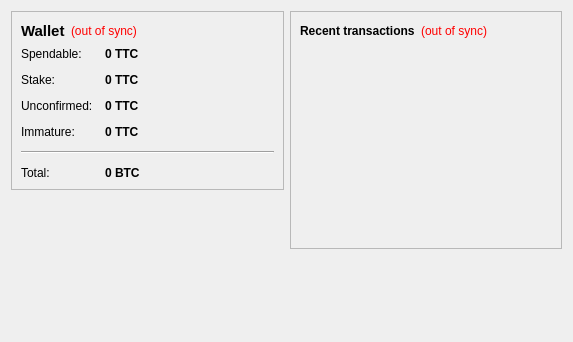
piblockchains/tatoocoin, file src/qt/forms/overviewpage.ui: the form before one commit.
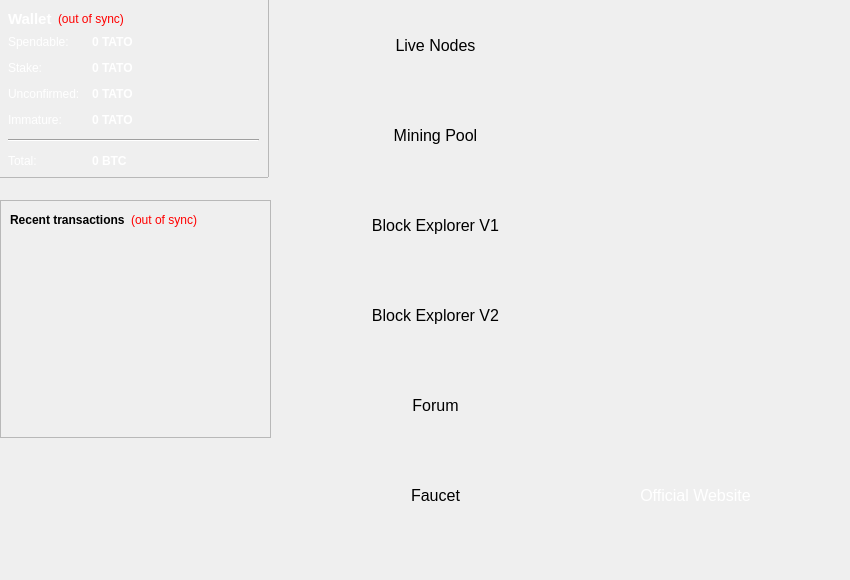
The form after the commit.

The edit to the form file:
```diff
--- a/src/qt/forms/overviewpage.ui
+++ b/src/qt/forms/overviewpage.ui
@@ -6,15 +6,53 @@
    <rect>
     <x>0</x>
     <y>0</y>
-    <width>573</width>
-    <height>342</height>
+    <width>850</width>
+    <height>580</height>
    </rect>
   </property>
+  <property name="sizePolicy">
+   <sizepolicy hsizetype="Preferred" vsizetype="Preferred">
+    <horstretch>9</horstretch>
+    <verstretch>0</verstretch>
+   </sizepolicy>
+  </property>
+  <property name="maximumSize">
+   <size>
+    <width>850</width>
+    <height>580</height>
+   </size>
+  </property>
   <property name="windowTitle">
    <string>Form</string>
   </property>
-  <layout class="QHBoxLayout" name="horizontalLayout" stretch="1,1">
-   <item>
+  <widget class="QLabel" name="wall_label">
+   <property name="geometry">
+    <rect>
+     <x>-5</x>
+     <y>-6</y>
+     <width>852</width>
+     <height>580</height>
+    </rect>
+   </property>
+   <property name="maximumSize">
+    <size>
+     <width>852</width>
+     <height>580</height>
+    </size>
+   </property>
+   <property name="text">
+    <string/>
+   </property>
+  </widget>
+  <widget class="QWidget" name="layoutWidget">
+   <property name="geometry">
+    <rect>
+     <x>-2</x>
+     <y>-1</y>
+     <width>271</width>
+     <height>201</height>
+    </rect>
+   </property>
     <layout class="QVBoxLayout" name="verticalLayout_2">
      <item>
       <widget class="QFrame" name="frame">
@@ -36,6 +74,9 @@
               <bold>true</bold>
              </font>
             </property>
+           <property name="styleSheet">
+            <string notr="true">color: rgb(255, 255, 255);</string>
+           </property>
             <property name="text">
              <string>Wallet</string>
             </property>
@@ -85,6 +126,9 @@
           </property>
           <item row="0" column="0">
            <widget class="QLabel" name="label">
+           <property name="styleSheet">
+            <string notr="true">color: rgb(255, 255, 255);</string>
+           </property>
             <property name="text">
              <string>Spendable:</string>
             </property>
@@ -104,8 +148,11 @@
             <property name="toolTip">
              <string>Your current spendable balance</string>
             </property>
+           <property name="styleSheet">
+            <string notr="true">color: rgb(255, 255, 255);</string>
+           </property>
             <property name="text">
-             <string notr="true">0 TTC</string>
+            <string notr="true">0 TATO</string>
             </property>
             <property name="textInteractionFlags">
              <set>Qt::LinksAccessibleByMouse|Qt::TextSelectableByKeyboard|Qt::TextSelectableByMouse</set>
@@ -114,6 +161,9 @@
           </item>
           <item row="1" column="0">
            <widget class="QLabel" name="label_6">
+           <property name="styleSheet">
+            <string notr="true">color: rgb(255, 255, 255);</string>
+           </property>
             <property name="text">
              <string>Stake:</string>
             </property>
@@ -133,8 +183,11 @@
             <property name="toolTip">
              <string>Total of coins that was staked, and do not yet count toward the current balance</string>
             </property>
+           <property name="styleSheet">
+            <string notr="true">color: rgb(255, 255, 255);</string>
+           </property>
             <property name="text">
-             <string notr="true">0 TTC</string>
+            <string notr="true">0 TATO</string>
             </property>
             <property name="textInteractionFlags">
              <set>Qt::LinksAccessibleByMouse|Qt::TextSelectableByKeyboard|Qt::TextSelectableByMouse</set>
@@ -143,6 +196,9 @@
           </item>
           <item row="2" column="0">
            <widget class="QLabel" name="label_3">
+           <property name="styleSheet">
+            <string notr="true">color: rgb(255, 255, 255);</string>
+           </property>
             <property name="text">
              <string>Unconfirmed:</string>
             </property>
@@ -162,8 +218,11 @@
             <property name="toolTip">
              <string>Total of transactions that have yet to be confirmed, and do not yet count toward the current balance</string>
             </property>
+           <property name="styleSheet">
+            <string notr="true">color: rgb(255, 255, 255);</string>
+           </property>
             <property name="text">
-             <string notr="true">0 TTC</string>
+            <string notr="true">0 TATO</string>
             </property>
             <property name="textInteractionFlags">
              <set>Qt::LinksAccessibleByMouse|Qt::TextSelectableByKeyboard|Qt::TextSelectableByMouse</set>
@@ -172,6 +231,9 @@
           </item>
           <item row="3" column="0">
            <widget class="QLabel" name="labelImmatureText">
+           <property name="styleSheet">
+            <string notr="true">color: rgb(255, 255, 255);</string>
+           </property>
             <property name="text">
              <string>Immature:</string>
             </property>
@@ -188,8 +250,11 @@
             <property name="toolTip">
              <string>Mined balance that has not yet matured</string>
             </property>
+           <property name="styleSheet">
+            <string notr="true">color: rgb(255, 255, 255);</string>
+           </property>
             <property name="text">
-             <string notr="true">0 TTC</string>
+            <string notr="true">0 TATO</string>
             </property>
             <property name="textInteractionFlags">
              <set>Qt::LinksAccessibleByMouse|Qt::TextSelectableByKeyboard|Qt::TextSelectableByMouse</set>
@@ -205,6 +270,9 @@
           </item>
           <item row="5" column="0">
            <widget class="QLabel" name="labelTotalText">
+           <property name="styleSheet">
+            <string notr="true">color: rgb(255, 255, 255);</string>
+           </property>
             <property name="text">
              <string>Total:</string>
             </property>
@@ -224,6 +292,9 @@
             <property name="toolTip">
              <string>Your current total balance</string>
             </property>
+           <property name="styleSheet">
+            <string notr="true">color: rgb(255, 255, 255);</string>
+           </property>
             <property name="text">
              <string notr="true">0 BTC</string>
             </property>
@@ -251,8 +322,16 @@
       </spacer>
      </item>
     </layout>
-   </item>
-   <item>
+  </widget>
+  <widget class="QWidget" name="layoutWidget">
+   <property name="geometry">
+    <rect>
+     <x>0</x>
+     <y>200</y>
+     <width>271</width>
+     <height>341</height>
+    </rect>
+   </property>
     <layout class="QVBoxLayout" name="verticalLayout_3">
      <item>
       <widget class="QFrame" name="frame_2">
@@ -339,8 +418,179 @@
       </spacer>
      </item>
     </layout>
-   </item>
-  </layout>
+  </widget>
+  <widget class="QPushButton" name="lv_nodes">
+   <property name="geometry">
+    <rect>
+     <x>350</x>
+     <y>10</y>
+     <width>171</width>
+     <height>71</height>
+    </rect>
+   </property>
+   <property name="font">
+    <font>
+     <pointsize>12</pointsize>
+     <underline>false</underline>
+    </font>
+   </property>
+   <property name="cursor">
+    <cursorShape>PointingHandCursor</cursorShape>
+   </property>
+   <property name="text">
+    <string>Live Nodes</string>
+   </property>
+   <property name="flat">
+    <bool>true</bool>
+   </property>
+  </widget>
+  <widget class="QPushButton" name="mng_pool">
+   <property name="geometry">
+    <rect>
+     <x>350</x>
+     <y>100</y>
+     <width>171</width>
+     <height>71</height>
+    </rect>
+   </property>
+   <property name="font">
+    <font>
+     <pointsize>12</pointsize>
+    </font>
+   </property>
+   <property name="cursor">
+    <cursorShape>PointingHandCursor</cursorShape>
+   </property>
+   <property name="text">
+    <string>Mining Pool</string>
+   </property>
+   <property name="flat">
+    <bool>true</bool>
+   </property>
+  </widget>
+  <widget class="QPushButton" name="blk_explorer1">
+   <property name="geometry">
+    <rect>
+     <x>350</x>
+     <y>190</y>
+     <width>171</width>
+     <height>71</height>
+    </rect>
+   </property>
+   <property name="font">
+    <font>
+     <pointsize>12</pointsize>
+    </font>
+   </property>
+   <property name="cursor">
+    <cursorShape>PointingHandCursor</cursorShape>
+   </property>
+   <property name="text">
+    <string>Block Explorer V1</string>
+   </property>
+   <property name="flat">
+    <bool>true</bool>
+   </property>
+  </widget>
+  <widget class="QPushButton" name="blk_explorer2">
+   <property name="geometry">
+    <rect>
+     <x>350</x>
+     <y>280</y>
+     <width>171</width>
+     <height>71</height>
+    </rect>
+   </property>
+   <property name="font">
+    <font>
+     <pointsize>12</pointsize>
+    </font>
+   </property>
+   <property name="cursor">
+    <cursorShape>PointingHandCursor</cursorShape>
+   </property>
+   <property name="text">
+    <string>Block Explorer V2</string>
+   </property>
+   <property name="flat">
+    <bool>true</bool>
+   </property>
+  </widget>
+  <widget class="QPushButton" name="forum">
+   <property name="geometry">
+    <rect>
+     <x>350</x>
+     <y>370</y>
+     <width>171</width>
+     <height>71</height>
+    </rect>
+   </property>
+   <property name="font">
+    <font>
+     <pointsize>12</pointsize>
+    </font>
+   </property>
+   <property name="cursor">
+    <cursorShape>PointingHandCursor</cursorShape>
+   </property>
+   <property name="text">
+    <string>Forum</string>
+   </property>
+   <property name="flat">
+    <bool>true</bool>
+   </property>
+  </widget>
+  <widget class="QPushButton" name="faucet">
+   <property name="geometry">
+    <rect>
+     <x>350</x>
+     <y>460</y>
+     <width>171</width>
+     <height>71</height>
+    </rect>
+   </property>
+   <property name="font">
+    <font>
+     <pointsize>12</pointsize>
+    </font>
+   </property>
+   <property name="cursor">
+    <cursorShape>PointingHandCursor</cursorShape>
+   </property>
+   <property name="text">
+    <string>Faucet</string>
+   </property>
+   <property name="flat">
+    <bool>true</bool>
+   </property>
+  </widget>
+  <widget class="QPushButton" name="ofcl_website">
+   <property name="geometry">
+    <rect>
+     <x>570</x>
+     <y>460</y>
+     <width>251</width>
+     <height>71</height>
+    </rect>
+   </property>
+   <property name="font">
+    <font>
+     <pointsize>12</pointsize>
+    </font>
+   </property>
+   <property name="cursor">
+    <cursorShape>PointingHandCursor</cursorShape>
+   </property>
+   <property name="styleSheet">
+    <string notr="true">color: rgb(255, 255, 255);</string>
+   </property>
+   <property name="text">
+    <string>Official Website</string>
+   </property>
+   <property name="flat">
+    <bool>true</bool>
+   </property>
+  </widget>
  </widget>
  <resources/>
  <connections/>
```
Left out of the diff: 4 changed lines with no effect on the pictures. Lines whose indentation alone changed are shown as unchanged.
